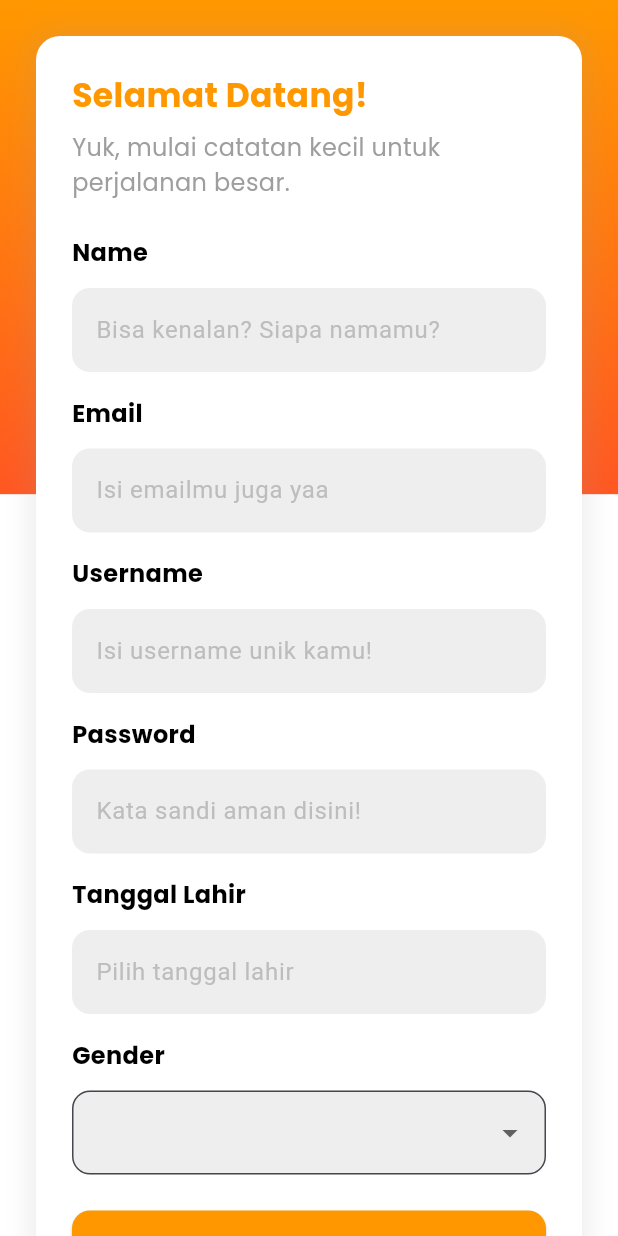
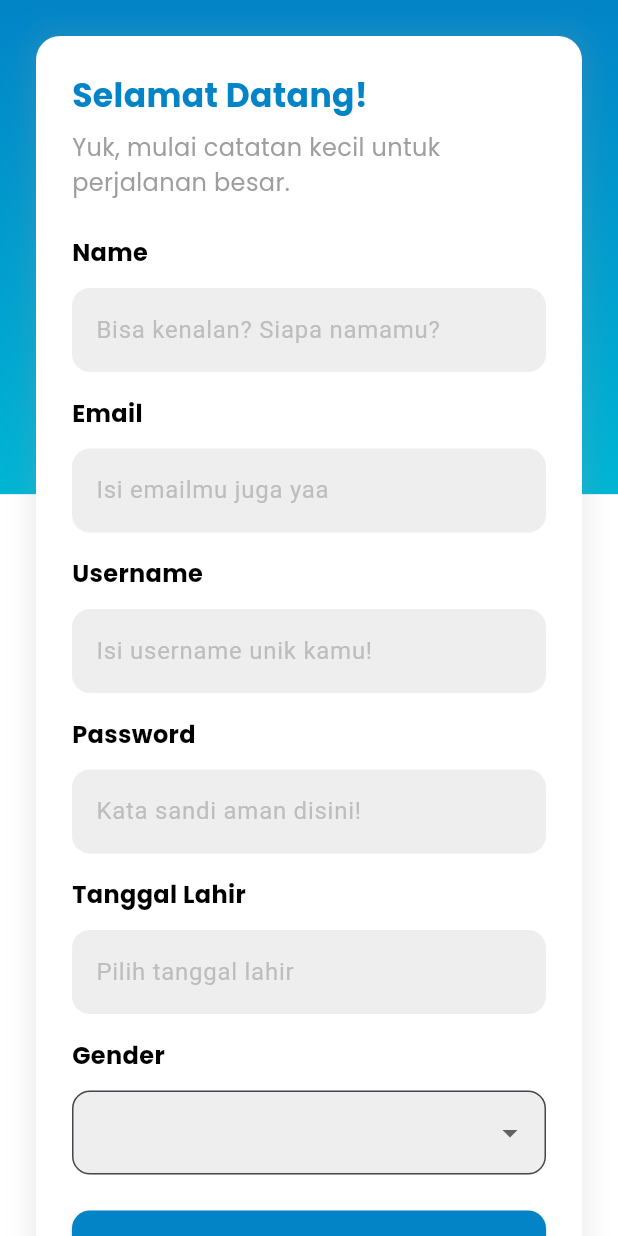
Before and after one commit to LouisFernando1204/jourx-frontend, a Flutter app: the screen it shows after launch, after a tap on an icon or button, on a phone screen of 412 x 824 dp. Run offline on Flutter 3.47's test engine with Material 3 defaults, Android fonts, the light colour scheme and no system bars; our stand-ins replace equatable, firebase_auth, firebase_core, google_fonts, google_sign_in; accounts and stored records are empty.

Commit message:
done change color to cyan

```diff
--- a/lib/view/pages/login_page.dart
+++ b/lib/view/pages/login_page.dart
@@ -69,11 +69,15 @@ class _LoginPageState extends State<LoginPage> {
         create: (_) => loginViewmodel,
         child: Stack(
           children: [
+            // Background gradient
             Container(
               height: MediaQuery.of(context).size.height * 0.4,
               decoration: const BoxDecoration(
                 gradient: LinearGradient(
-                  colors: [Colors.orange, Colors.deepOrange],
+                  colors: [
+                    Color(0xFF0284C7),
+                    Color(0xFF00B5D4)
+                  ], // Ganti dengan gradien cyan
                   begin: Alignment.topCenter,
                   end: Alignment.bottomCenter,
                 ),
@@ -86,8 +90,16 @@ class _LoginPageState extends State<LoginPage> {
                 color: Colors.white,
               ),
             ),
-            Center(
-              child: Padding(
+            // Main content wrapped inside SingleChildScrollView
+            SingleChildScrollView(
+              child: Column(
+                mainAxisAlignment:
+                    MainAxisAlignment.center, // Center the content
+                children: [
+                  SizedBox(
+                      height: MediaQuery.of(context).size.height *
+                          0.1), // To provide space from top
+                  Padding(
                     padding: const EdgeInsets.symmetric(horizontal: 24.0),
                     child: Container(
                       padding: const EdgeInsets.all(24.0),
@@ -111,7 +123,8 @@ class _LoginPageState extends State<LoginPage> {
                             style: GoogleFonts.poppins(
                               fontWeight: FontWeight.bold,
                               fontSize: 22,
-                            color: Colors.orange),
+                              color: Color(0xFF0284C7),
+                            ),
                           ),
                           const SizedBox(height: 8.0),
                           Text(
@@ -119,7 +132,8 @@ class _LoginPageState extends State<LoginPage> {
                             style: GoogleFonts.poppins(
                               fontWeight: FontWeight.normal,
                               fontSize: 16,
-                            color: Colors.grey),
+                              color: Colors.grey,
+                            ),
                           ),
                           const SizedBox(height: 24.0),
                           Text(
@@ -127,7 +141,8 @@ class _LoginPageState extends State<LoginPage> {
                             style: GoogleFonts.poppins(
                               fontWeight: FontWeight.bold,
                               fontSize: 16,
-                            color: Colors.black),
+                              color: Colors.black,
+                            ),
                           ),
                           const SizedBox(height: 12.0),
                           Container(
@@ -151,7 +166,8 @@ class _LoginPageState extends State<LoginPage> {
                             style: GoogleFonts.poppins(
                               fontWeight: FontWeight.bold,
                               fontSize: 16,
-                            color: Colors.black),
+                              color: Colors.black,
+                            ),
                           ),
                           const SizedBox(height: 12.0),
                           Container(
@@ -175,8 +191,9 @@ class _LoginPageState extends State<LoginPage> {
                             width: double.infinity,
                             child: ElevatedButton(
                               style: ElevatedButton.styleFrom(
-                            backgroundColor: Colors.orange,
-                            padding: const EdgeInsets.symmetric(vertical: 14.0),
+                                backgroundColor: Color(0xFF0284C7),
+                                padding:
+                                    const EdgeInsets.symmetric(vertical: 14.0),
                                 shape: RoundedRectangleBorder(
                                   borderRadius: BorderRadius.circular(12.0),
                                 ),
@@ -186,22 +203,22 @@ class _LoginPageState extends State<LoginPage> {
                                     passwordController.text.isNotEmpty) {
                                   ScaffoldMessenger.of(context).showSnackBar(
                                     const SnackBar(
-                                  content:
-                                      Text('Sedang memproses akun...'),
+                                      content: Text('Sedang memproses akun...'),
                                       backgroundColor: Colors.blue,
-                                  duration: Duration(
-                                      seconds:
-                                          3),
+                                      duration: Duration(seconds: 3),
                                     ),
                                   );
                                   await loginViewmodel.loginWithoutGmail(
                                       emailController.text,
                                       passwordController.text);
 
-                              if (loginViewmodel.loginStatus == Status.success && loginViewmodel.user != null) {
+                                  if (loginViewmodel.loginStatus ==
+                                          Status.success &&
+                                      loginViewmodel.user != null) {
                                     ScaffoldMessenger.of(context).showSnackBar(
                                       SnackBar(
-                                      content: Text('Berhasil login sebagai ${loginViewmodel.user?.name}!'),
+                                        content: Text(
+                                            'Berhasil login sebagai ${loginViewmodel.user?.name}!'),
                                         backgroundColor: Colors.green,
                                       ),
                                     );
@@ -273,22 +290,15 @@ class _LoginPageState extends State<LoginPage> {
                               ),
                             ),
                           ),
-                    ],
-                  ),
-                ),
-              ),
-            ),
-            Positioned(
-              bottom: 60,
-              left: 0,
-              right: 0,
-              child: Center(
+                          const SizedBox(height: 18.0),
+                          Center(
                             child: GestureDetector(
                               onTap: () {
                                 Navigator.push(
                                     context,
                                     MaterialPageRoute(
-                            builder: (context) => const RegisterPage()));
+                                        builder: (context) =>
+                                            const RegisterPage()));
                               },
                               child: RichText(
                                 text: TextSpan(
@@ -303,12 +313,18 @@ class _LoginPageState extends State<LoginPage> {
                                     ),
                                     TextSpan(
                                       text: "Daftar di sini.",
-                          style: TextStyle(color: Colors.orange),
+                                      style: TextStyle(color: Color(0xFF0284C7)),
                                     ),
                                   ],
                                 ),
                               ),
                             ),
+                          ),
+                        ],
+                      ),
+                    ),
+                  ),
+                ],
               ),
             ),
           ],
--- a/lib/view/pages/register_page.dart
+++ b/lib/view/pages/register_page.dart
@@ -48,7 +48,7 @@ class _RegisterPageState extends State<RegisterPage> {
               height: MediaQuery.of(context).size.height * 0.4,
               decoration: const BoxDecoration(
                 gradient: LinearGradient(
-                  colors: [Colors.orange, Colors.deepOrange],
+                  colors: [Color(0xFF0284C7), Color(0xFF00B5D4)],
                   begin: Alignment.topCenter,
                   end: Alignment.bottomCenter,
                 ),
@@ -88,7 +88,7 @@ class _RegisterPageState extends State<RegisterPage> {
                           style: GoogleFonts.poppins(
                             fontWeight: FontWeight.bold,
                             fontSize: 22,
-                            color: Colors.orange,
+                            color: Color(0xFF0284C7),
                           ),
                         ),
                         const SizedBox(height: 8.0),
@@ -221,7 +221,7 @@ class _RegisterPageState extends State<RegisterPage> {
                           width: double.infinity,
                           child: ElevatedButton(
                             style: ElevatedButton.styleFrom(
-                              backgroundColor: Colors.orange,
+                              backgroundColor: Color(0xFF0284C7),
                               padding:
                                   const EdgeInsets.symmetric(vertical: 14.0),
                               shape: RoundedRectangleBorder(
@@ -313,7 +313,7 @@ class _RegisterPageState extends State<RegisterPage> {
                                   ),
                                   TextSpan(
                                     text: "Masuk di sini.",
-                                    style: TextStyle(color: Colors.orange),
+                                    style: TextStyle(color: Color(0xFF0284C7)),
                                   ),
                                 ],
                               ),
```
Lines whose indentation alone changed are shown as unchanged.
